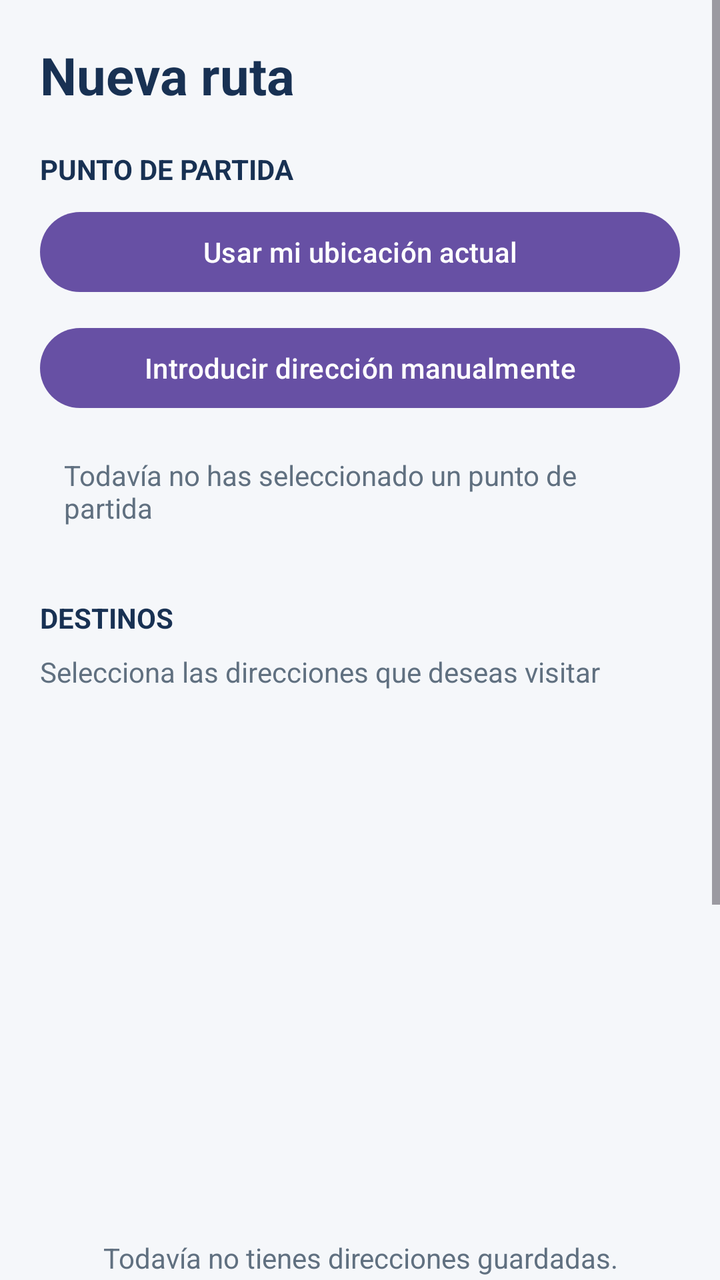
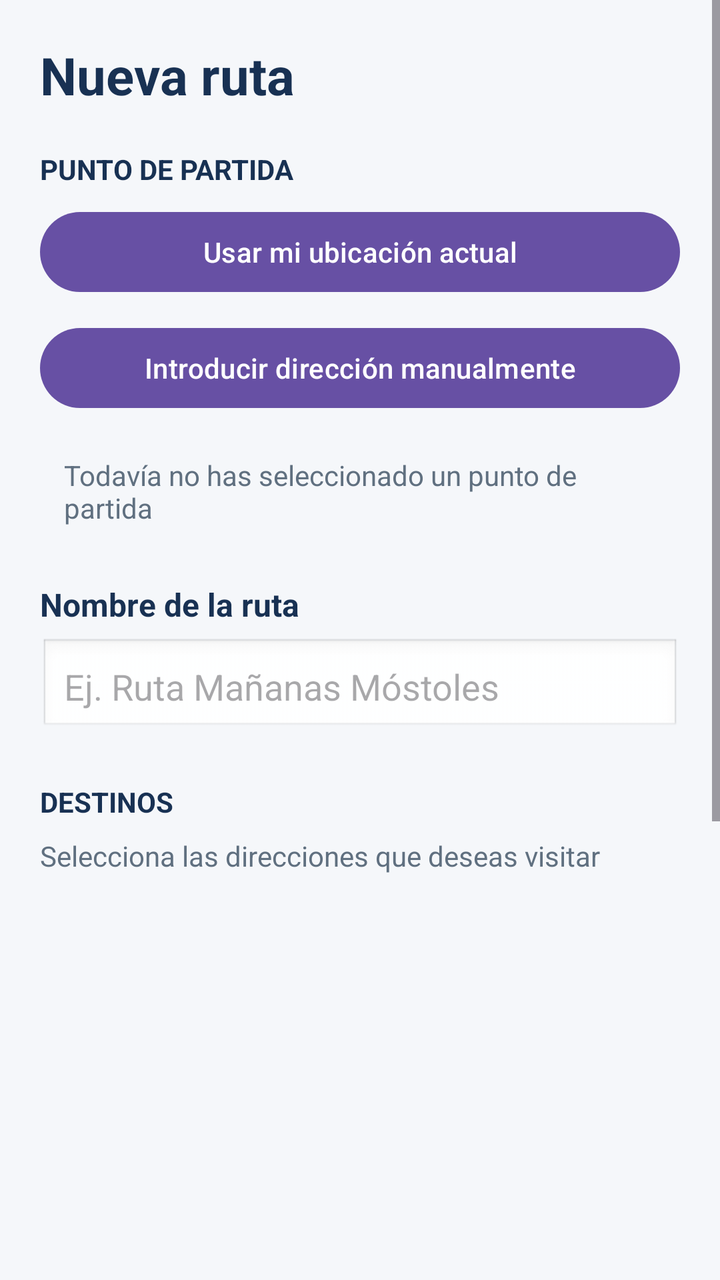

Screens rendered from an Android XML layout before and after an edit, with the pre-edit source and the edit as a unified diff.
<!-- AndroidManifest.xml: application theme Theme.RoutePlanner -->
<!-- res/layout/activity_new_route.xml -->
<?xml version="1.0" encoding="utf-8"?>
<ScrollView xmlns:android="http://schemas.android.com/apk/res/android"
    android:layout_width="match_parent"
    android:layout_height="match_parent"
    android:fillViewport="true"
    android:background="#F5F7FA"
    android:nestedScrollingEnabled="true">

    <LinearLayout
        android:layout_width="match_parent"
        android:layout_height="wrap_content"
        android:orientation="vertical"
        android:padding="20dp">

        <TextView
            android:layout_width="match_parent"
            android:layout_height="wrap_content"
            android:text="Nueva ruta"
            android:textSize="26sp"
            android:textStyle="bold"
            android:textColor="#183153"
            android:layout_marginBottom="20dp"/>

        <TextView
            android:layout_width="match_parent"
            android:layout_height="wrap_content"
            android:text="PUNTO DE PARTIDA"
            android:textStyle="bold"
            android:textColor="#183153"
            android:layout_marginBottom="8dp"/>


        <Button
            android:id="@+id/btnCurrentLocation"
            android:layout_width="match_parent"
            android:layout_height="wrap_content"
            android:text="Usar mi ubicación actual"
            android:drawableStart="@android:drawable/ic_menu_mylocation"
            android:layout_marginBottom="10dp" />

        <Button
            android:id="@+id/btnManualOrigin"
            android:layout_width="match_parent"
            android:layout_height="wrap_content"
            android:text="Introducir dirección manualmente"
            android:drawableStart="@android:drawable/ic_menu_search" />

        <TextView
            android:id="@+id/tvSelectedOrigin"
            android:layout_width="match_parent"
            android:layout_height="wrap_content"
            android:text="Todavía no has seleccionado un punto de partida"
            android:textColor="#607080"
            android:padding="12dp"
            android:layout_marginTop="8dp" />

        <TextView
            android:layout_width="match_parent"
            android:layout_height="wrap_content"
            android:text="DESTINOS"
            android:textStyle="bold"
            android:textColor="#183153"
            android:layout_marginTop="24dp"
            android:layout_marginBottom="8dp"/>

        <TextView
            android:id="@+id/tvDestinationCount"
            android:layout_width="match_parent"
            android:layout_height="wrap_content"
            android:text="Selecciona las direcciones que deseas visitar"
            android:textColor="#607080"
            android:layout_marginBottom="8dp"/>

        <androidx.recyclerview.widget.RecyclerView
            android:id="@+id/rvRouteDestinations"
            android:layout_width="match_parent"
            android:layout_height="250dp"
            android:nestedScrollingEnabled="true"
            android:overScrollMode="always"/>

        <TextView
            android:id="@+id/tvNoDestinations"
            android:layout_width="match_parent"
            android:layout_height="wrap_content"
            android:text="Todavía no tienes direcciones guardadas."
            android:textColor="#607080"
            android:padding="16dp"
            android:textAlignment="center"/>

        <TextView
            android:layout_width="match_parent"
            android:layout_height="wrap_content"
            android:text="MÉTODO DE ORDENACIÓN"
            android:textStyle="bold"
            android:textColor="#183153"
            android:layout_marginTop="24dp"
            android:layout_marginBottom="8dp"/>

        <RadioGroup
            android:id="@+id/rgOptimization"
            android:layout_width="match_parent"
            android:layout_height="wrap_content"
            android:orientation="vertical">

            <RadioButton
                android:id="@+id/rbNearest"
                android:layout_width="match_parent"
                android:layout_height="wrap_content"
                android:text="Vecino más cercano"
                android:checked="true"/>

            <RadioButton
                android:id="@+id/rbGlobal"
                android:layout_width="match_parent"
                android:layout_height="wrap_content"
                android:text="Optimización global (Google Routes)"/>

        </RadioGroup>

        <Button
            android:id="@+id/btnCalculateRoute"
            android:layout_width="match_parent"
            android:layout_height="60dp"
            android:text="Calcular ruta"
            android:layout_marginTop="24dp"/>

    </LinearLayout>
</ScrollView>
<!-- resources referenced by this layout -->
<resources>
  <style name="Theme.RoutePlanner" parent="Base.Theme.RoutePlanner" />
  <style name="Base.Theme.RoutePlanner" parent="Theme.Material3.DayNight.NoActionBar">
          
          
      </style>
</resources>

<!-- the commit's change to res/layout/activity_new_route.xml (unified diff, before → after) -->
@@ -53,6 +53,27 @@
             android:textColor="#607080"
             android:padding="12dp"
             android:layout_marginTop="8dp" />
+
+
+        <TextView
+            android:layout_width="match_parent"
+            android:layout_height="wrap_content"
+            android:text="Nombre de la ruta"
+            android:textColor="#183153"
+            android:textSize="16sp"
+            android:textStyle="bold"
+            android:layout_marginTop="16dp"
+            android:layout_marginBottom="6dp" />
+
+        <EditText
+            android:id="@+id/etRouteName"
+            android:layout_width="match_parent"
+            android:layout_height="wrap_content"
+            android:hint="Ej. Ruta Mañanas Móstoles"
+            android:inputType="textCapSentences"
+            android:maxLines="1"
+            android:padding="12dp"
+            android:background="@android:drawable/edit_text" />
 
         <TextView
             android:layout_width="match_parent"
